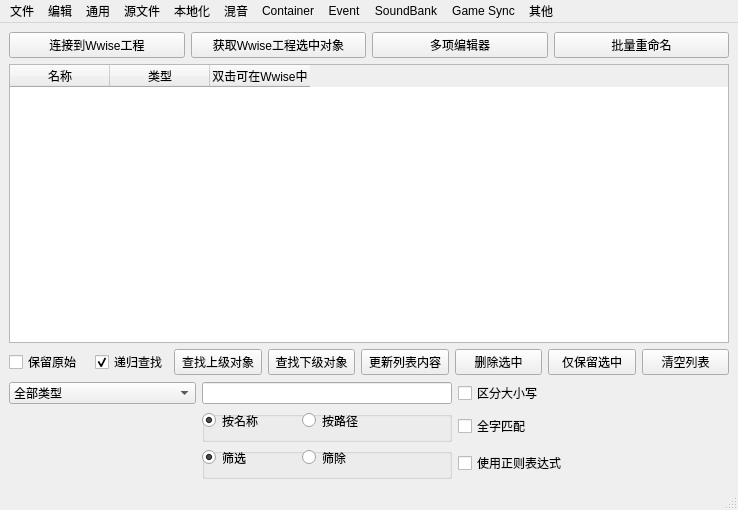
Qt form WAAPI_Tools/QtDesign/MainWindow.ui (victor647/AudioToolkit647) before a commit.
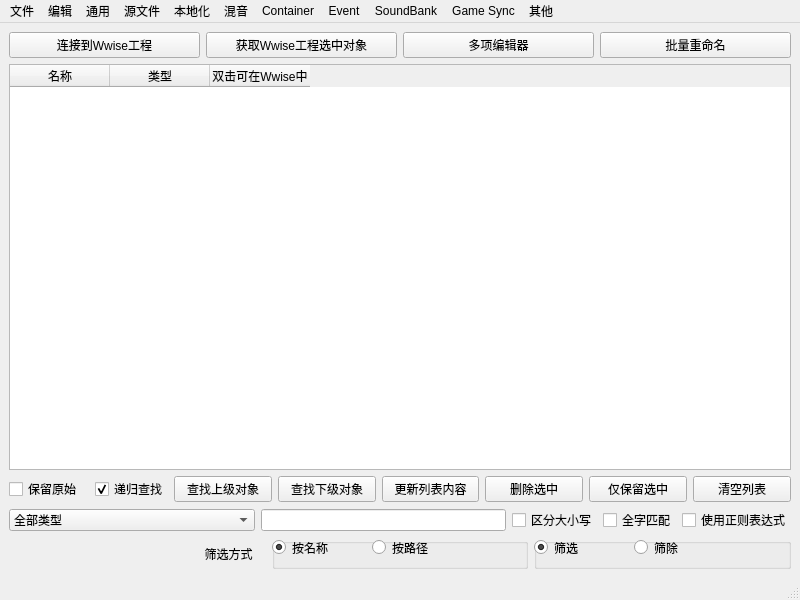
The same form after that commit.

Diff of the .ui file:
```diff
--- a/WAAPI_Tools/QtDesign/MainWindow.ui
+++ b/WAAPI_Tools/QtDesign/MainWindow.ui
@@ -6,8 +6,8 @@
    <rect>
     <x>0</x>
     <y>0</y>
-    <width>738</width>
-    <height>510</height>
+    <width>800</width>
+    <height>600</height>
    </rect>
   </property>
   <property name="windowTitle">
@@ -145,9 +145,9 @@
      </layout>
     </item>
     <item>
-     <layout class="QGridLayout" name="gridLayout">
-      <item row="0" column="0">
-       <widget class="QComboBox" name="cbbDescendantType">
+     <layout class="QHBoxLayout" name="horizontalLayout_3">
+      <item>
+       <widget class="QComboBox" name="cbbFilterType">
         <property name="sizePolicy">
          <sizepolicy hsizetype="Preferred" vsizetype="Fixed">
           <horstretch>0</horstretch>
@@ -261,10 +261,7 @@
         </item>
        </widget>
       </item>
-      <item row="4" column="2">
-       <layout class="QGridLayout" name="gridLayout_9"/>
-      </item>
-      <item row="0" column="1">
+      <item>
        <widget class="QLineEdit" name="iptSelectionFilter">
         <property name="sizePolicy">
          <sizepolicy hsizetype="Minimum" vsizetype="Fixed">
@@ -286,10 +283,66 @@
         </property>
        </widget>
       </item>
-      <item row="4" column="3">
-       <layout class="QGridLayout" name="gridLayout_10"/>
+      <item>
+       <widget class="QCheckBox" name="cbxCaseSensitive">
+        <property name="sizePolicy">
+         <sizepolicy hsizetype="Fixed" vsizetype="Fixed">
+          <horstretch>0</horstretch>
+          <verstretch>0</verstretch>
+         </sizepolicy>
+        </property>
+        <property name="text">
+         <string>区分大小写</string>
+        </property>
+       </widget>
       </item>
-      <item row="1" column="1">
+      <item>
+       <widget class="QCheckBox" name="cbxMatchWholeWord">
+        <property name="sizePolicy">
+         <sizepolicy hsizetype="Fixed" vsizetype="Fixed">
+          <horstretch>0</horstretch>
+          <verstretch>0</verstretch>
+         </sizepolicy>
+        </property>
+        <property name="sizeIncrement">
+         <size>
+          <width>0</width>
+          <height>0</height>
+         </size>
+        </property>
+        <property name="text">
+         <string>全字匹配</string>
+        </property>
+       </widget>
+      </item>
+      <item>
+       <widget class="QCheckBox" name="cbxUseRegularExpression">
+        <property name="sizePolicy">
+         <sizepolicy hsizetype="Fixed" vsizetype="Fixed">
+          <horstretch>0</horstretch>
+          <verstretch>0</verstretch>
+         </sizepolicy>
+        </property>
+        <property name="text">
+         <string>使用正则表达式</string>
+        </property>
+       </widget>
+      </item>
+     </layout>
+    </item>
+    <item>
+     <layout class="QHBoxLayout" name="horizontalLayout_4">
+      <item>
+       <widget class="QLabel" name="lblFilterMode">
+        <property name="text">
+         <string>筛选方式    </string>
+        </property>
+        <property name="alignment">
+         <set>Qt::AlignRight|Qt::AlignTrailing|Qt::AlignVCenter</set>
+        </property>
+       </widget>
+      </item>
+      <item>
        <widget class="QGroupBox" name="groupBox">
         <property name="sizePolicy">
          <sizepolicy hsizetype="Minimum" vsizetype="Preferred">
@@ -349,7 +402,7 @@
         </widget>
        </widget>
       </item>
-      <item row="2" column="1">
+      <item>
        <widget class="QGroupBox" name="groupBox_2">
         <property name="sizePolicy">
          <sizepolicy hsizetype="Minimum" vsizetype="Preferred">
@@ -397,58 +450,6 @@
         </widget>
        </widget>
       </item>
-      <item row="0" column="2">
-       <widget class="QCheckBox" name="cbxCaseSensitive">
-        <property name="sizePolicy">
-         <sizepolicy hsizetype="Fixed" vsizetype="Fixed">
-          <horstretch>0</horstretch>
-          <verstretch>0</verstretch>
-         </sizepolicy>
-        </property>
-        <property name="text">
-         <string>区分大小写</string>
-        </property>
-       </widget>
-      </item>
-      <item row="1" column="2">
-       <widget class="QCheckBox" name="cbxMatchWholeWord">
-        <property name="sizePolicy">
-         <sizepolicy hsizetype="Minimum" vsizetype="Fixed">
-          <horstretch>0</horstretch>
-          <verstretch>0</verstretch>
-         </sizepolicy>
-        </property>
-        <property name="sizeIncrement">
-         <size>
-          <width>0</width>
-          <height>0</height>
-         </size>
-        </property>
-        <property name="text">
-         <string>全字匹配</string>
-        </property>
-       </widget>
-      </item>
-      <item row="2" column="2">
-       <widget class="QCheckBox" name="cbxUseRegularExpression">
-        <property name="sizePolicy">
-         <sizepolicy hsizetype="Fixed" vsizetype="Fixed">
-          <horstretch>0</horstretch>
-          <verstretch>0</verstretch>
-         </sizepolicy>
-        </property>
-        <property name="text">
-         <string>使用正则表达式</string>
-        </property>
-       </widget>
-      </item>
-      <item row="0" column="3">
-       <widget class="QLabel" name="label">
-        <property name="text">
-         <string/>
-        </property>
-       </widget>
-      </item>
      </layout>
     </item>
    </layout>
@@ -458,7 +459,7 @@
     <rect>
      <x>0</x>
      <y>0</y>
-     <width>738</width>
+     <width>800</width>
      <height>22</height>
     </rect>
    </property>
@@ -642,7 +643,7 @@
     </property>
     <addaction name="actDownMixFader"/>
    </widget>
-   <widget class="QMenu" name="menu">
+   <widget class="QMenu" name="mnuLocalization">
     <property name="title">
      <string>本地化</string>
     </property>
@@ -660,7 +661,7 @@
    <addaction name="mnuEdit"/>
    <addaction name="mnuCommon"/>
    <addaction name="mnuAudioSource"/>
-   <addaction name="menu"/>
+   <addaction name="mnuLocalization"/>
    <addaction name="mnuMixing"/>
    <addaction name="mnuContainer"/>
    <addaction name="mnuEvent"/>
```
Left out of the diff: 217 changed lines with no effect on the pictures.
